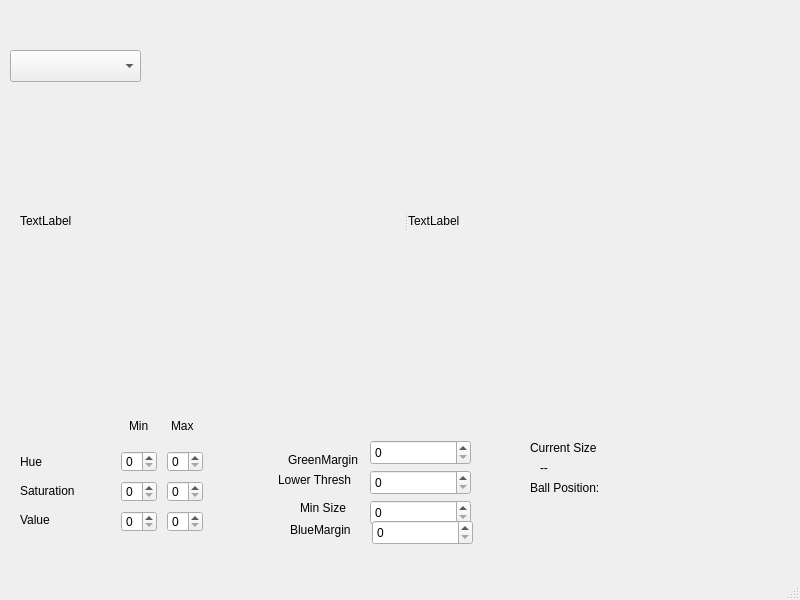
First picture: the form in app/mainwindow.ui, repository BeerPong-Sentinel/vision-system, before the edit.
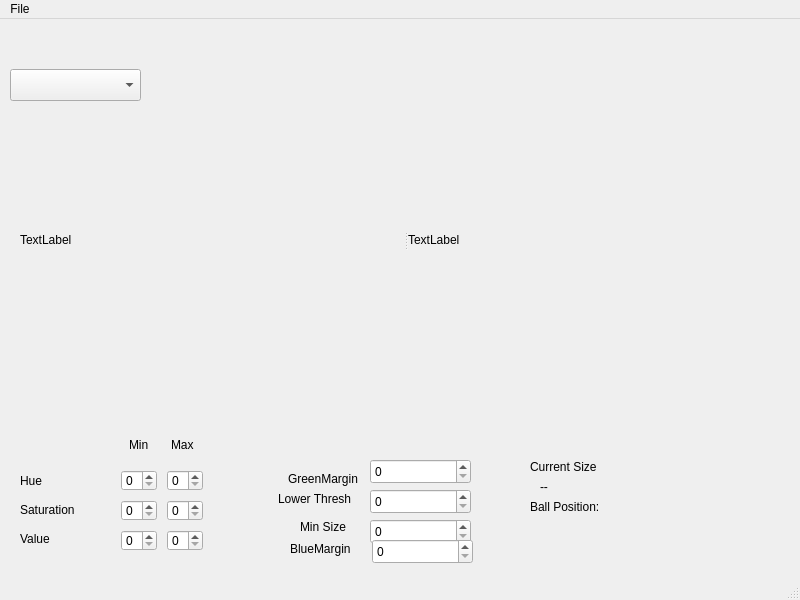
Second picture: the form after the edit.

The edit to the form file:
```diff
--- a/app/mainwindow.ui
+++ b/app/mainwindow.ui
@@ -399,6 +399,14 @@
      <height>30</height>
     </rect>
    </property>
+   <widget class="QMenu" name="menuFile">
+    <property name="title">
+     <string>File</string>
+    </property>
+    <addaction name="actionLoad_Config_File"/>
+    <addaction name="actionSave_Config_File"/>
+   </widget>
+   <addaction name="menuFile"/>
   </widget>
   <widget class="QStatusBar" name="statusbar"/>
  </widget>
```
Left out of the diff: 10 changed lines with no effect on the pictures.
